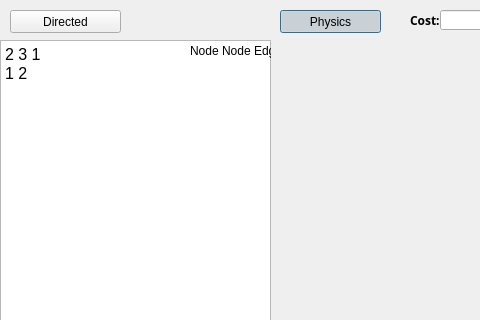
oaayoub/Graph-Solver, file AI.ui: the form before one commit; both pictures show x 0 to 480 and y 0 to 320 of the 1031 by 705 pixel window.
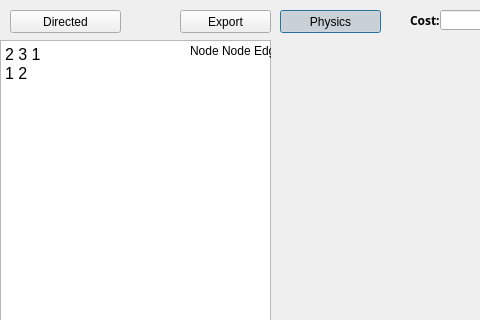
The form after the commit.

Commit message: v 2.6 Errors are handled export button added

The edit to the form file:
```diff
--- a/AI.ui
+++ b/AI.ui
@@ -487,6 +487,28 @@
      <string>Goal Node</string>
     </property>
    </widget>
+   <widget class="QPushButton" name="Export_Button">
+    <property name="geometry">
+     <rect>
+      <x>180</x>
+      <y>10</y>
+      <width>91</width>
+      <height>23</height>
+     </rect>
+    </property>
+    <property name="autoFillBackground">
+     <bool>false</bool>
+    </property>
+    <property name="text">
+     <string>Export</string>
+    </property>
+    <property name="checkable">
+     <bool>false</bool>
+    </property>
+    <property name="checked">
+     <bool>false</bool>
+    </property>
+   </widget>
   </widget>
   <widget class="QStatusBar" name="statusbar"/>
  </widget>
```
Left out of the diff: 3 changed lines with no effect on the pictures. The commit also changes 5 other files.
